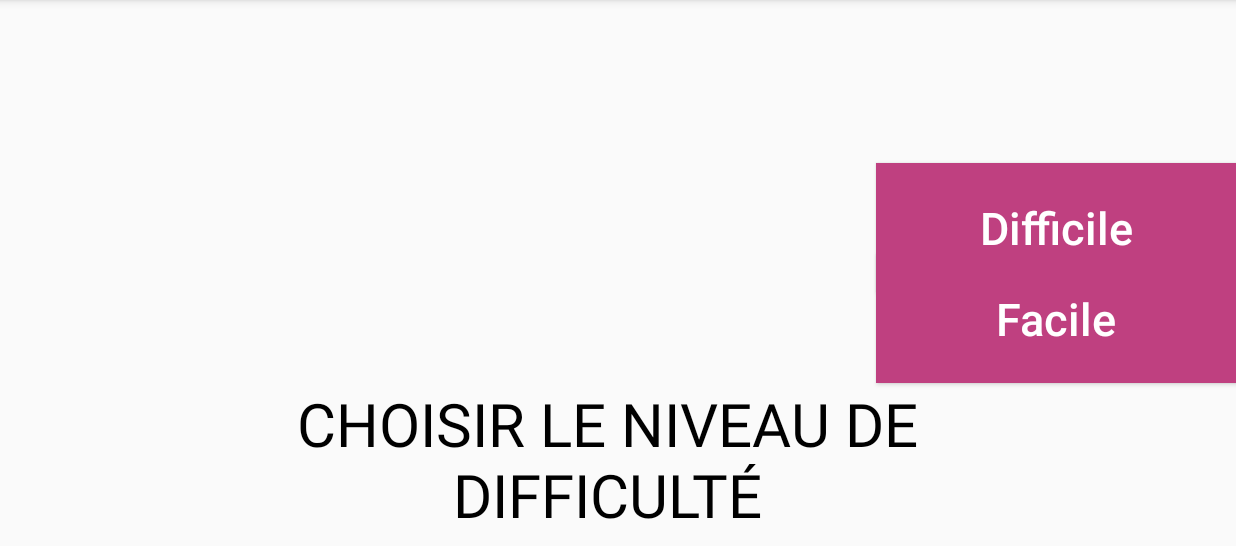
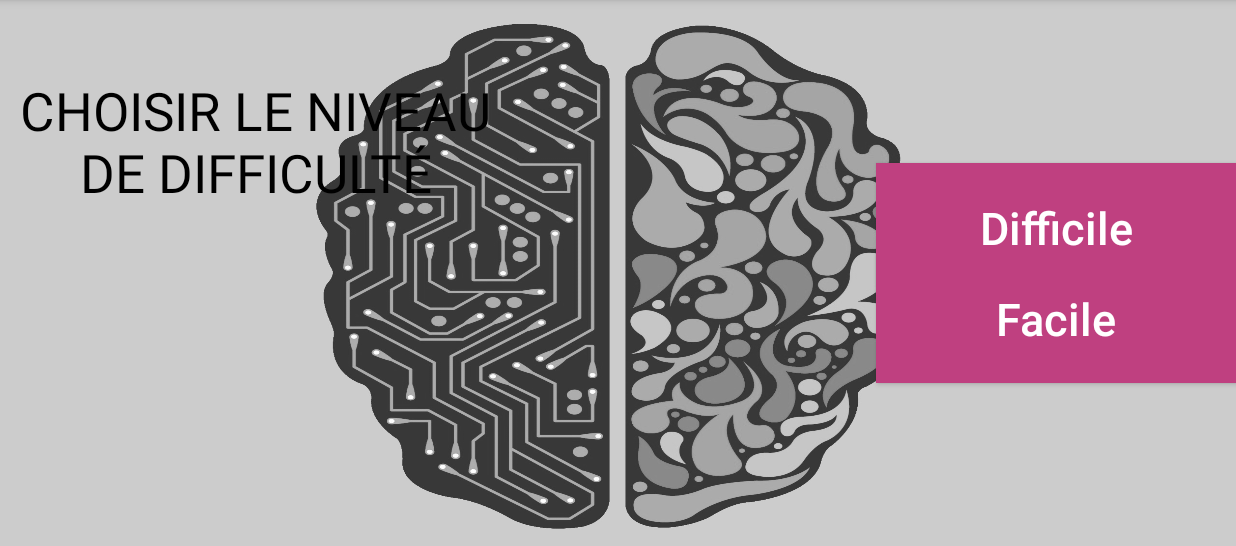
Before and after one commit to TiiTus/Memory, an Android app: the screen it shows after launch (MainActivity), on a phone screen of 824 x 412 dp (held sideways), the part 72-618 px from its top. Run offline under Robolectric (Android 15) with nearby library versions, the light colour scheme and no system bars; libraries missing offline, so code that uses them is left out: com.fujiyuu75.sequent; 1 statement that could not run was skipped.

Commit message:
visual improvements and new categories

```diff
--- a/app/src/main/java/com/memory/adrhm/memory/SelectGameActivity.java
+++ b/app/src/main/java/com/memory/adrhm/memory/SelectGameActivity.java
@@ -65,7 +65,7 @@ public class SelectGameActivity extends AppCompatActivity {
         easyList.add(new CardList("Personnages", R.drawable.santa_claus));
         easyList.add(new CardList("Animaux", R.drawable.boar));
         easyList.add(new CardList("Drapeaux", R.drawable.france));
-        //easyList.add(new CardList("Visages", R.drawable.fille_4));
+        easyList.add(new CardList("Visages", R.drawable.fille_4));
     }
     public void initializeMediumList() {
         mediumList.add(new CardList("Personnages", R.drawable.woman_10));
@@ -76,8 +76,8 @@ public class SelectGameActivity extends AppCompatActivity {
         hardList.add(new CardList("Personnages",R.drawable.heisenberg));
         hardList.add(new CardList("Animaux",R.drawable.cat));
         hardList.add(new CardList("Drapeaux",R.drawable.brazil));
-        //hardList.add(new CardList("Visages", R.drawable.fille_4));
-        //hardList.add(new CardList("Visages noir&blanc", R.drawable.fille_4_bw));
+        hardList.add(new CardList("Visages", R.drawable.fille_4));
+        hardList.add(new CardList("Visages noir&blanc", R.drawable.fille_4_bw));
     }
 
     public static String getTitleLevel() {
--- a/app/src/main/res/layout/activity_main.xml
+++ b/app/src/main/res/layout/activity_main.xml
@@ -1,26 +1,26 @@
 <?xml version="1.0" encoding="utf-8"?>
 <android.support.constraint.ConstraintLayout
-    android:id="@+id/constraintLayoutMain"
     xmlns:android="http://schemas.android.com/apk/res/android"
     xmlns:tools="http://schemas.android.com/tools"
     xmlns:app="http://schemas.android.com/apk/res-auto"
+    android:id="@+id/constraintLayoutMain"
     android:layout_width="match_parent"
     android:layout_height="match_parent"
+    android:background="@drawable/ai_background4"
     tools:context="com.memory.adrhm.memory.MainActivity">
 
     <TextView
         android:id="@+id/chooseLeveltextView"
-        android:layout_width="455dp"
-        android:layout_height="117dp"
-        android:layout_marginStart="177dp"
-        android:layout_marginTop="255dp"
+        android:layout_width="320dp"
+        android:layout_height="140dp"
+        android:layout_marginStart="10dp"
+        android:layout_marginTop="50dp"
         app:layout_constraintLeft_toLeftOf="parent"
         app:layout_constraintTop_toTopOf="parent"
         tools:layout_constraintLeft_creator="1"
         tools:layout_constraintTop_creator="1"
-        android:fontFamily="sans-serif"
         android:text="@string/choose_level"
-        android:textSize="40sp"
+        android:textSize="35sp"
         android:textAllCaps="true"
         android:typeface="normal"
         android:textAlignment="center"
--- a/app/src/main/res/values/colors.xml
+++ b/app/src/main/res/values/colors.xml
@@ -45,9 +45,11 @@
     <color name="colorPrimaryDark">#29434e</color>
     <color name="colorAccent">#e66300</color>
 -->
+    theme gris/violet
     <color name="colorPrimary">#546e7a</color>
     <color name="colorPrimaryDark">#29434e</color>
     <color name="colorAccent">#bf4080</color>
+
 
     <color name="blue">#00abea</color>
     <color name="white">#ffffff</color>
```
Also changed, not shown: app/src/main/java/com/memory/adrhm/memory/Game.java (+10 -10 lines), app/src/main/java/com/memory/adrhm/memory/GameActivity.java (+6 -2 lines), app/src/main/res/drawable/ai_background4.jpg (added).
